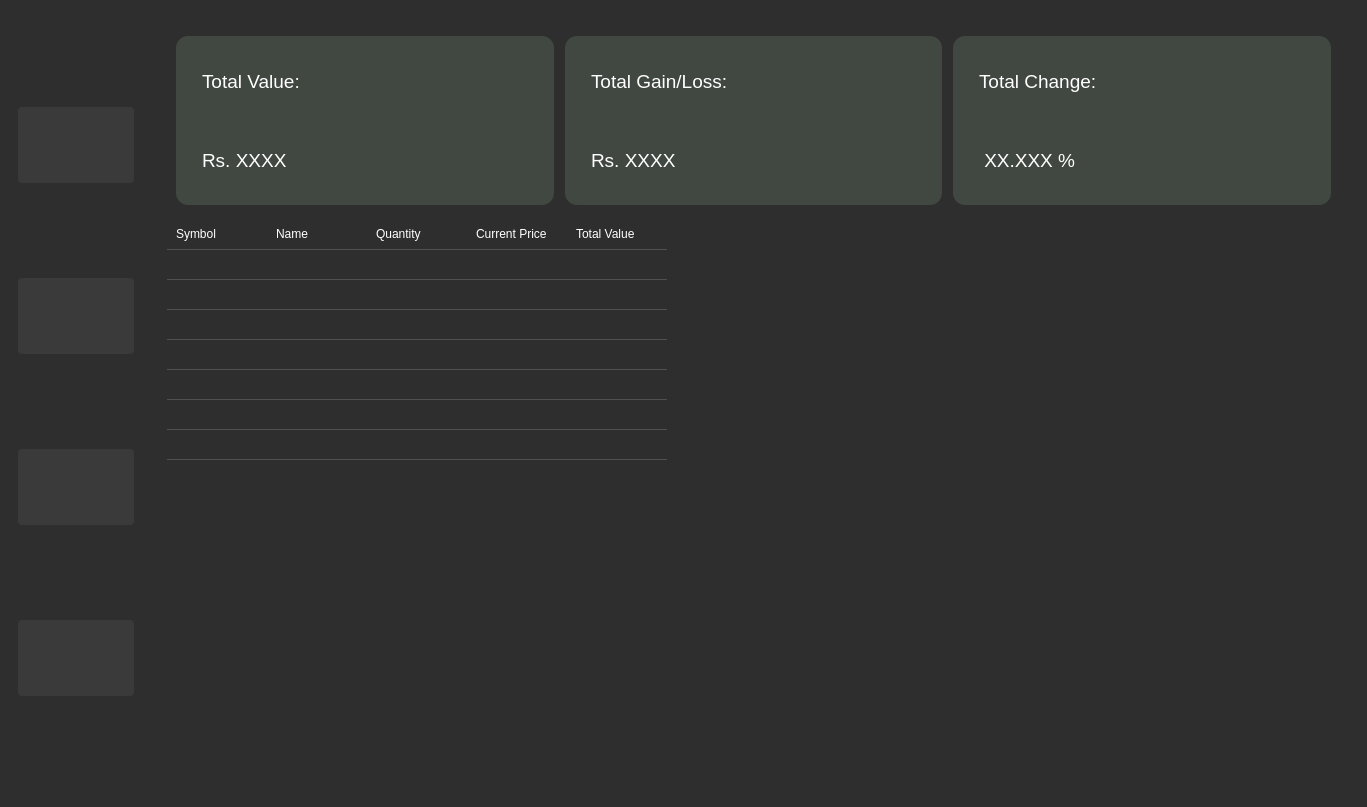
The window that pages.ui (Himesh-boop/Stock-Market-Simulator) describes before a commit, drawn with Qt 5.
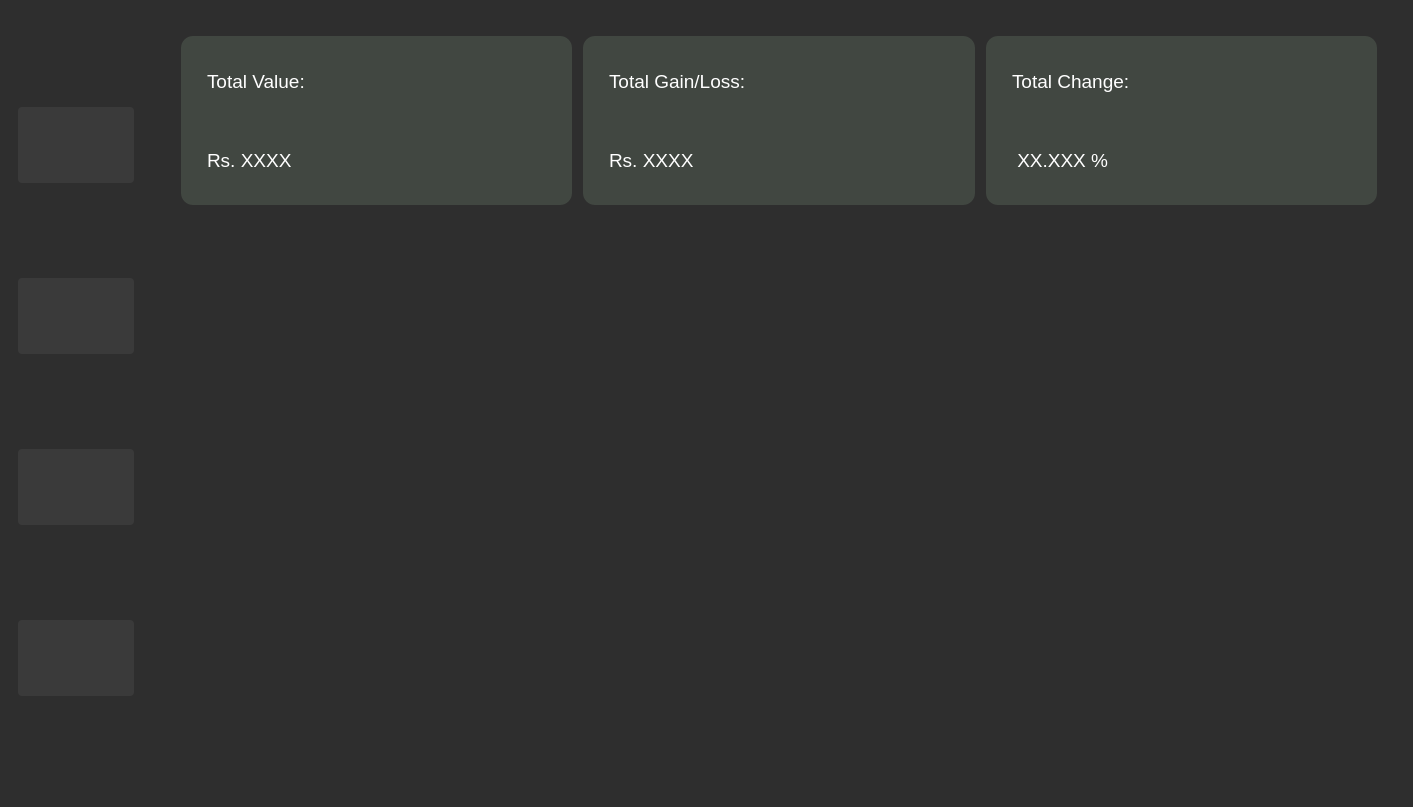
The same window after the commit. The open tabs and pages were chosen to show the change. Icons and pictures are not drawn. Custom widgets are drawn as their Qt base class.

Commit message: changed table widget to table view

What changed in the file:
```diff
--- a/pages.ui
+++ b/pages.ui
@@ -6,7 +6,7 @@
    <rect>
     <x>0</x>
     <y>0</y>
-    <width>1322</width>
+    <width>1413</width>
     <height>807</height>
    </rect>
   </property>
@@ -260,8 +260,8 @@
         <verstretch>0</verstretch>
        </sizepolicy>
       </property>
-      <layout class="QGridLayout" name="gridLayout_2">
-       <item row="0" column="0">
+      <layout class="QVBoxLayout" name="verticalLayout_4">
+       <item>
         <widget class="QStackedWidget" name="stackedWidget">
          <property name="styleSheet">
           <string notr="true">QPushButton {
@@ -441,7 +441,7 @@
             </widget>
            </item>
            <item row="2" column="0">
-            <widget class="QTableWidget" name="Table">
+            <widget class="QTableView" name="Table">
              <property name="sizePolicy">
               <sizepolicy hsizetype="Expanding" vsizetype="Preferred">
                <horstretch>0</horstretch>
@@ -455,7 +455,7 @@
               </size>
              </property>
              <property name="styleSheet">
-              <string notr="true">QTableWidget {
+              <string notr="true">QTableView {
     background-color: #2E2E2E;
     color: white;
     gridline-color: #505050;
@@ -471,12 +471,12 @@
     font-weight: bold;
 }
 
-QTableWidget::item {
+QTableView::item {
     padding: 6px;
     border-bottom: 1px solid #505050;
 }
 
-QTableWidget::item:selected {
+QTableView::item:selected {
     background-color: #66ccff;
     color: black;
 }
@@ -488,63 +488,12 @@
              <property name="showGrid">
               <bool>false</bool>
              </property>
-             <property name="rowCount">
-              <number>8</number>
-             </property>
-             <property name="columnCount">
-              <number>5</number>
-             </property>
              <attribute name="horizontalHeaderVisible">
-              <bool>false</bool>
+              <bool>true</bool>
              </attribute>
              <attribute name="verticalHeaderVisible">
               <bool>false</bool>
              </attribute>
-             <row/>
-             <row/>
-             <row/>
-             <row/>
-             <row/>
-             <row/>
-             <row/>
-             <row/>
-             <column/>
-             <column/>
-             <column/>
-             <column/>
-             <column/>
-             <item row="0" column="0">
-              <property name="text">
-               <string>Symbol</string>
-              </property>
-             </item>
-             <item row="0" column="1">
-              <property name="text">
-               <string>Name</string>
-              </property>
-             </item>
-             <item row="0" column="2">
-              <property name="text">
-               <string>Quantity</string>
-              </property>
-             </item>
-             <item row="0" column="3">
-              <property name="text">
-               <string>Current Price</string>
-              </property>
-             </item>
-             <item row="0" column="4">
-              <property name="text">
-               <string>Total Value</string>
-              </property>
-             </item>
-             <item row="1" column="0">
-              <property name="font">
-               <font>
-                <pointsize>9</pointsize>
-               </font>
-              </property>
-             </item>
             </widget>
            </item>
           </layout>
```
Left out of the diff: 2 changed lines with no effect on the pictures. The commit also changes 7 other files.
